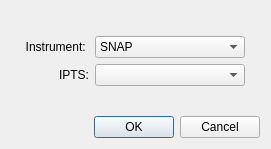
The window that src/asui/ui/new_session.ui (ornlneutronimaging/HyperCTui) describes before a commit, drawn with Qt 5.
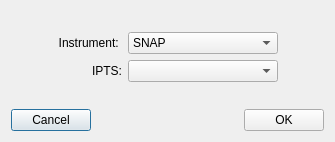
The same window after the commit.

Commit message: improving UX of new session window. this refs #6

The edit to the form file:
```diff
--- a/src/asui/ui/new_session.ui
+++ b/src/asui/ui/new_session.ui
@@ -9,8 +9,8 @@
    <rect>
     <x>0</x>
     <y>0</y>
-    <width>271</width>
-    <height>149</height>
+    <width>335</width>
+    <height>142</height>
    </rect>
   </property>
   <property name="windowTitle">
@@ -117,14 +117,35 @@
     </spacer>
    </item>
    <item>
-    <widget class="QDialogButtonBox" name="buttonBox">
-     <property name="orientation">
-      <enum>Qt::Horizontal</enum>
-     </property>
-     <property name="standardButtons">
-      <set>QDialogButtonBox::Cancel|QDialogButtonBox::Ok</set>
-     </property>
-    </widget>
+    <layout class="QHBoxLayout" name="horizontalLayout">
+     <item>
+      <widget class="QPushButton" name="cancel_pushButton">
+       <property name="text">
+        <string>Cancel</string>
+       </property>
+      </widget>
+     </item>
+     <item>
+      <spacer name="horizontalSpacer">
+       <property name="orientation">
+        <enum>Qt::Horizontal</enum>
+       </property>
+       <property name="sizeHint" stdset="0">
+        <size>
+         <width>40</width>
+         <height>20</height>
+        </size>
+       </property>
+      </spacer>
+     </item>
+     <item>
+      <widget class="QPushButton" name="ok_pushButton">
+       <property name="text">
+        <string>OK</string>
+       </property>
+      </widget>
+     </item>
+    </layout>
    </item>
   </layout>
  </widget>
```
Left out of the diff: 68 changed lines with no effect on the pictures. The commit also changes 1 other file.
